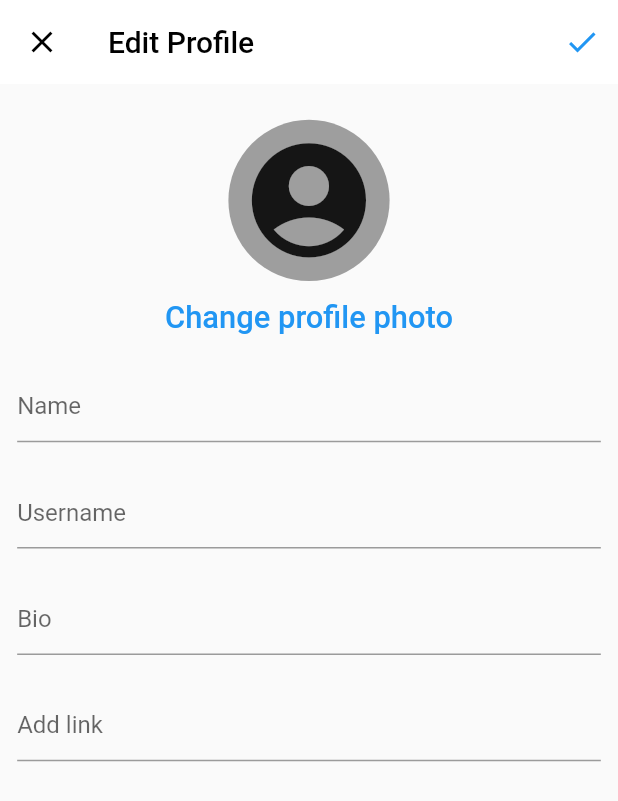
After one commit to safadtm/insta-reel-clone, a Flutter app: the ProfilePageUI screen opened directly, after a tap on "Edit Profile", on a phone screen of 412 x 824 dp. The commit adds this screen. Shown: the top 801 px of the screen. Run offline on Flutter 3.47's test engine with Material 2 defaults, Android fonts, the phone set to English and light mode, and no system bars; our stand-ins replace cloud_firestore, firebase_auth, firebase_core, flutter_screenutil; accounts and stored records are empty; network calls fail.

```diff
--- /dev/null
+++ b/lib/model_classes/user_model.dart
@@ -0,0 +1,53 @@
+class UserModel {
+  late String uid;
+  late String name;
+  late String username;
+  late String email;
+  late String bio;
+  late String addLink;
+  late String profileImage;
+  late int posts;
+  late int followers;
+  late int following;
+
+  UserModel({
+    required this.uid,
+    required this.name,
+    required this.username,
+    required this.email,
+    required this.bio,
+    required this.addLink,
+    required this.profileImage,
+    required this.posts,
+    required this.followers,
+    required this.following,
+  });
+
+  UserModel.fromJson(Map<String, dynamic> json) {
+    uid = json['uid'];
+    name = json['name'];
+    username = json['username'];
+    bio = json['bio'];
+    email = json['email'];
+    addLink = json['add_link'];
+    profileImage = json['profile_image'];
+    posts = json['posts'];
+    followers = json['followers'];
+    following = json['following'];
+  }
+
+  Map<String, dynamic> toJson() {
+    final Map<String, dynamic> data = <String, dynamic>{};
+    data['uid'] = this.uid;
+    data['name'] = this.name;
+    data['username'] = this.username;
+    data['bio'] = this.bio;
+    data['email'] = this.email;
+    data['add_link'] = this.addLink;
+    data['profile_image'] = this.profileImage;
+    data['posts'] = this.posts;
+    data['followers'] = this.followers;
+    data['following'] = this.following;
+    return data;
+  }
+}
--- a/lib/profile/profile_page.dart
+++ b/lib/profile/profile_page.dart
@@ -1,5 +1,6 @@
 import 'package:flutter/material.dart';
 import 'package:flutter_screenutil/flutter_screenutil.dart';
+import 'package:insta_reel/profile_update/profile_update_page.dart';
 
 class ProfilePageUI extends StatefulWidget {
   const ProfilePageUI({super.key});
@@ -79,7 +80,20 @@ class _ProfilePageUIState extends State<ProfilePageUI> {
   }
 
   Widget customButton(bool isCurrentUserProfile) {
-    return Container(
+    return InkWell(
+      onTap: () {
+        if (isCurrentUserProfile) {
+          Navigator.push(
+            context,
+            MaterialPageRoute(
+              builder: (context) => const ProfileUpdatePage(),
+            ),
+          );
+        } else {
+          ///follow functionality
+        }
+      },
+      child: Container(
         height: 30.h,
         width: 310.w,
         decoration: BoxDecoration(
@@ -93,6 +107,7 @@ class _ProfilePageUIState extends State<ProfilePageUI> {
             fontSize: 15.sp,
             fontWeight: FontWeight.w500,
             color: isCurrentUserProfile ? Colors.black : Colors.white,
+          ),
         ),
       ),
     );
--- /dev/null
+++ b/lib/profile_update/profile_update_functions.dart
@@ -0,0 +1 @@
+class ProfileUpdateFunctions {}
--- /dev/null
+++ b/lib/profile_update/profile_update_page.dart
@@ -0,0 +1,84 @@
+import 'package:flutter/material.dart';
+import 'package:flutter_screenutil/flutter_screenutil.dart';
+
+class ProfileUpdatePage extends StatelessWidget {
+  const ProfileUpdatePage({super.key});
+
+  @override
+  Widget build(BuildContext context) {
+    return Scaffold(
+      appBar: AppBar(
+        backgroundColor: Colors.white,
+        elevation: 0,
+        title: const Text(
+          "Edit Profile",
+          style: TextStyle(
+            color: Colors.black,
+          ),
+        ),
+        leading: IconButton(
+          onPressed: () {},
+          icon: const Icon(
+            Icons.close,
+            color: Colors.black,
+          ),
+        ),
+        actions: [
+          IconButton(
+            onPressed: () {},
+            icon: const Icon(
+              Icons.done,
+              color: Colors.blue,
+            ),
+          ),
+        ],
+      ),
+      body: SizedBox(
+        width: double.infinity,
+        child: SingleChildScrollView(
+          child: Column(
+            children: [
+              SizedBox(height: 20.h),
+              Container(
+                height: 90.h,
+                width: 90.h,
+                decoration: const BoxDecoration(
+                  shape: BoxShape.circle,
+                  color: Colors.grey,
+                ),
+                child: Icon(
+                  Icons.account_circle,
+                  size: 80.sp,
+                ),
+              ),
+              TextButton(
+                onPressed: () {},
+                child: Text(
+                  "Change profile photo",
+                  style: TextStyle(
+                    fontSize: 18.sp,
+                  ),
+                ),
+              ),
+              customTextField("Name"),
+              customTextField("Username"),
+              customTextField("Bio"),
+              customTextField("Add link"),
+            ],
+          ),
+        ),
+      ),
+    );
+  }
+
+  Widget customTextField(String hintText) {
+    return Padding(
+      padding: EdgeInsets.all(10.sp),
+      child: TextField(
+        decoration: InputDecoration(
+          hintText: hintText,
+        ),
+      ),
+    );
+  }
+}
```
Also changed, not shown: lib/signup/signup_functions.dart (+32 -0 lines). Lines whose indentation alone changed are shown as unchanged.
